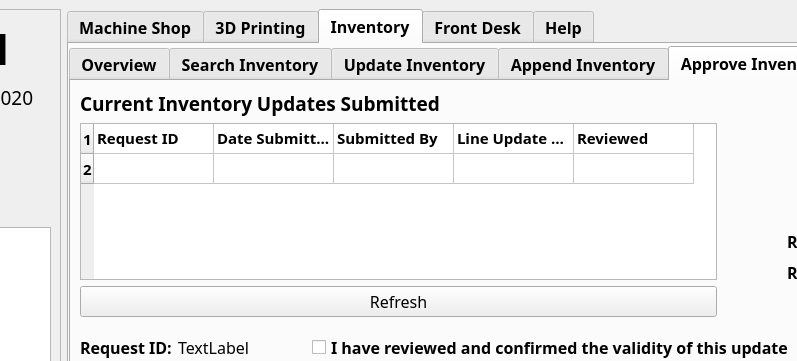
First picture: the form in ResourceDir/MakerspaceApp.ui, repository AlbertoSam1/MakerSpaceApp-0.0.1, before the edit; both pictures show x 266 to 1063 and y 0 to 361 of the 1294 by 826 pixel window.
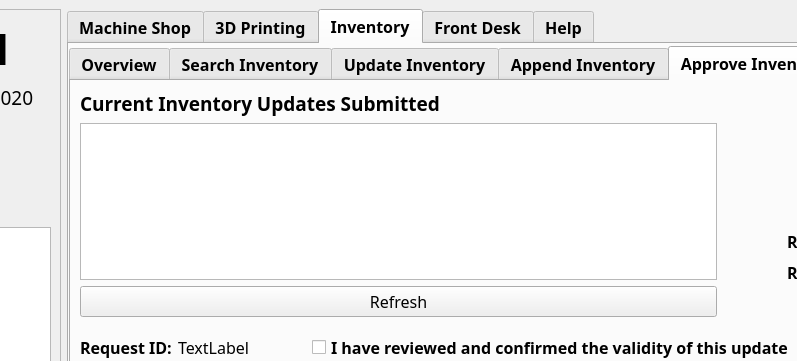
Second picture: the form after the edit. The open tabs and pages were chosen to show the change. Icons and pictures are not drawn.

The edit to the form file:
```diff
--- a/ResourceDir/MakerspaceApp.ui
+++ b/ResourceDir/MakerspaceApp.ui
@@ -4185,7 +4185,7 @@
                          <bool>false</bool>
                         </property>
                         <property name="rowCount">
-                         <number>2</number>
+                         <number>0</number>
                         </property>
                         <property name="columnCount">
                          <number>5</number>
@@ -4196,38 +4196,31 @@
                         <attribute name="horizontalHeaderDefaultSectionSize">
                          <number>120</number>
                         </attribute>
-                        <row/>
-                        <row/>
-                        <column/>
-                        <column/>
-                        <column/>
-                        <column/>
-                        <column/>
-                        <item row="0" column="0">
+                        <column>
                          <property name="text">
                           <string>Request ID</string>
                          </property>
-                        </item>
-                        <item row="0" column="1">
+                        </column>
+                        <column>
                          <property name="text">
                           <string>Date Submitted</string>
                          </property>
-                        </item>
-                        <item row="0" column="2">
+                        </column>
+                        <column>
                          <property name="text">
                           <string>Submitted By</string>
                          </property>
-                        </item>
-                        <item row="0" column="3">
+                        </column>
+                        <column>
                          <property name="text">
                           <string>Line Update Count</string>
                          </property>
-                        </item>
-                        <item row="0" column="4">
+                        </column>
+                        <column>
                          <property name="text">
                           <string>Reviewed</string>
                          </property>
-                        </item>
+                        </column>
                        </widget>
                       </item>
                       <item>
```
Left out of the diff: 6 changed lines with no effect on the pictures.
